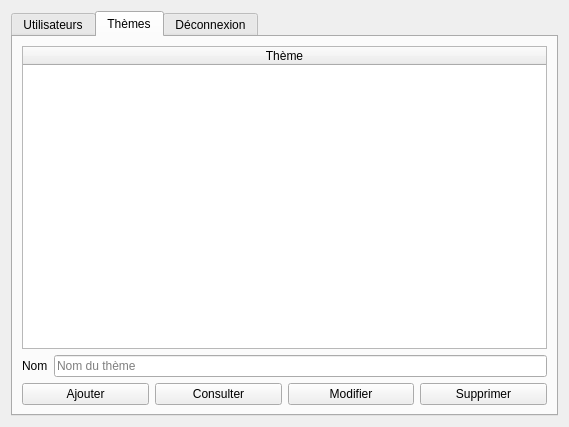
Before: the Qt Designer form mainmenu.ui in G4bleb/salt-n-pepper, drawn with Qt 5.
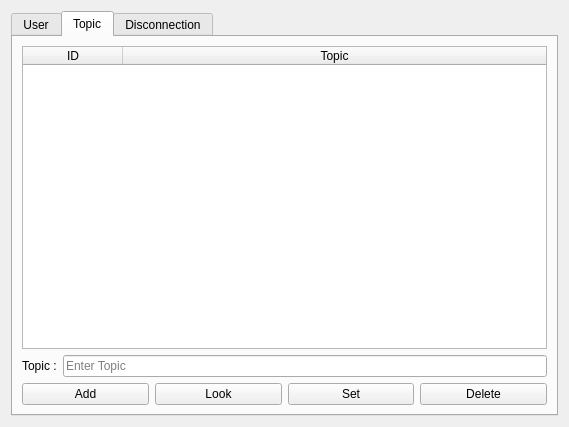
After: the same form once the commit is applied. The open tabs and pages were chosen to show the change.

Diff of the .ui file:
```diff
--- a/mainmenu.ui
+++ b/mainmenu.ui
@@ -27,7 +27,7 @@
      </property>
      <widget class="QWidget" name="tab_4">
       <attribute name="title">
-       <string>Utilisateurs</string>
+       <string>User</string>
       </attribute>
       <layout class="QVBoxLayout" name="verticalLayout_3">
        <item>
@@ -127,7 +127,7 @@
      </widget>
      <widget class="QWidget" name="tab_5">
       <attribute name="title">
-       <string>Thèmes</string>
+       <string>Topic</string>
       </attribute>
       <layout class="QHBoxLayout" name="horizontalLayout_18">
        <item>
@@ -156,7 +156,12 @@
              </attribute>
              <column>
               <property name="text">
-               <string>Thème</string>
+               <string>ID</string>
+              </property>
+             </column>
+             <column>
+              <property name="text">
+               <string>Topic</string>
               </property>
              </column>
             </widget>
@@ -166,14 +171,17 @@
              <item row="0" column="0">
               <widget class="QLabel" name="label_19">
                <property name="text">
-                <string>Nom</string>
+                <string>Topic :</string>
                </property>
               </widget>
              </item>
              <item row="0" column="1">
-              <widget class="QLineEdit" name="lineEdit_20">
+              <widget class="QLineEdit" name="lineEdit_topic">
+               <property name="text">
+                <string/>
+               </property>
                <property name="placeholderText">
-                <string>Nom du thème</string>
+                <string>Enter Topic</string>
                </property>
               </widget>
              </item>
@@ -184,28 +192,28 @@
              <item>
               <widget class="QPushButton" name="pushButton_18">
                <property name="text">
-                <string>Ajouter</string>
+                <string>Add</string>
                </property>
               </widget>
              </item>
              <item>
               <widget class="QPushButton" name="pushButton_select">
                <property name="text">
-                <string>Consulter</string>
+                <string>Look</string>
                </property>
               </widget>
              </item>
              <item>
               <widget class="QPushButton" name="pushButton_17">
                <property name="text">
-                <string>Modifier</string>
+                <string>Set</string>
                </property>
               </widget>
              </item>
              <item>
               <widget class="QPushButton" name="pushButton_delete">
                <property name="text">
-                <string>Supprimer</string>
+                <string>Delete</string>
                </property>
               </widget>
              </item>
@@ -222,7 +230,7 @@
      </widget>
      <widget class="QWidget" name="tab">
       <attribute name="title">
-       <string>Déconnexion</string>
+       <string>Disconnection</string>
       </attribute>
       <layout class="QVBoxLayout" name="verticalLayout_2">
        <item>
```
Left out of the diff: 47 changed lines with no effect on the pictures.
